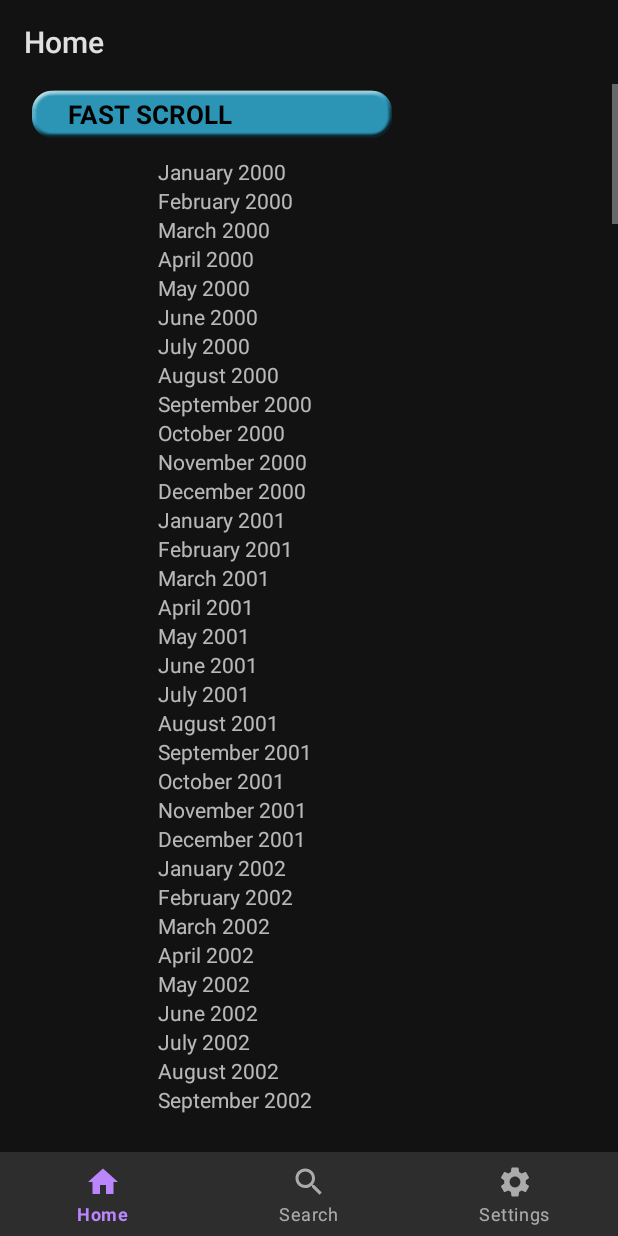
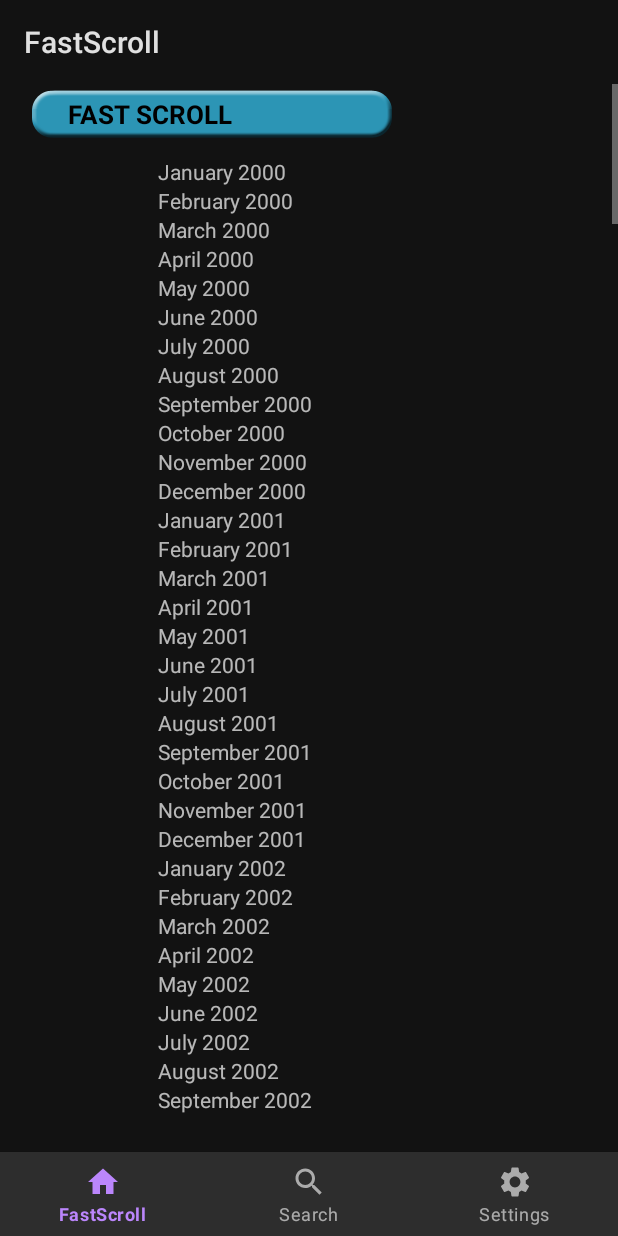
Before and after one commit to jimandreas/SearchViewBottomNav, an Android app: the FastscrollFragment screen opened through its navigation route, on a phone screen of 412 x 824 dp. Run offline under Robolectric (Android 15) with nearby library versions, the phone set to English and light mode, and no system bars; our stand-ins replace Timber, androidx.preference, navigation-ui.

Commit message:
fastscroll bits and pieces

```diff
--- /dev/null
+++ b/app/src/main/java/com/example/searchviewbottomnav/ui/fastscroll/FastscrollBubble.kt
@@ -0,0 +1,40 @@
+/*
+ *  Copyright 2020 James Andreas
+ *  Licensed under the Apache License, Version 2.0 (the "License");
+ *  you may not use this file except in compliance with the License.
+ *  You may obtain a copy of the License at
+ *       http://www.apache.org/licenses/LICENSE-2.0
+ *  Unless required by applicable law or agreed to in writing, software
+ *  distributed under the License is distributed on an "AS IS" BASIS,
+ *  WITHOUT WARRANTIES OR CONDITIONS OF ANY KIND, either express or implied.
+ *  See the License for the specific language governing permissions and
+ *  limitations under the License
+ */
+
+package com.example.searchviewbottomnav.ui.fastscroll
+
+import androidx.recyclerview.widget.RecyclerView
+import timber.log.Timber
+
+class FastscrollBubble(
+    private val recyclerView: RecyclerView) {
+
+    fun setup() {
+        val l = Listener()
+        recyclerView.addOnScrollListener(l)
+    }
+
+
+    private class Listener : RecyclerView.OnScrollListener() {
+        override fun onScrollStateChanged(recyclerView: RecyclerView, newState: Int) {
+            super.onScrollStateChanged(recyclerView, newState)
+            Timber.v("OnScrollChanged")
+        }
+
+        override fun onScrolled(recyclerView: RecyclerView, dx: Int, dy: Int) {
+            super.onScrolled(recyclerView, dx, dy)
+            Timber.v("OnScrolled")
+        }
+    }
+
+}
--- a/app/src/main/java/com/example/searchviewbottomnav/ui/home/HomeFragment.kt
+++ b/app/src/main/java/com/example/searchviewbottomnav/ui/fastscroll/FastscrollFragment.kt
@@ -13,10 +13,9 @@
 
 @file:Suppress("RedundantSamConstructor", "UnnecessaryVariable")
 
-package com.example.searchviewbottomnav.ui.home
+package com.example.searchviewbottomnav.ui.fastscroll
 
 import android.content.Context
-import android.content.Intent
 import android.os.Bundle
 import android.text.Html
 import android.util.TypedValue
@@ -29,15 +28,13 @@ import androidx.fragment.app.Fragment
 import androidx.lifecycle.ViewModelProvider
 import androidx.recyclerview.widget.LinearLayoutManager
 import androidx.recyclerview.widget.RecyclerView
-import com.bumptech.glide.Glide
 import com.example.searchviewbottomnav.R
 import com.example.searchviewbottomnav.util.generateMonthList
 import com.example.searchviewbottomnav.util.monthStringByKey
-import timber.log.Timber
 
-class HomeFragment : Fragment() {
+class FastscrollFragment : Fragment() {
 
-    private lateinit var homeViewModel: HomeViewModel
+    private lateinit var fastscrollViewModel: FastscrollViewModel
     private lateinit var recyclerView : RecyclerView
 
     override fun onCreateView(
@@ -45,8 +42,8 @@ class HomeFragment : Fragment() {
             container: ViewGroup?,
             savedInstanceState: Bundle?
     ): View? {
-        homeViewModel =
-                ViewModelProvider(this).get(HomeViewModel::class.java)
+        fastscrollViewModel =
+                ViewModelProvider(this).get(FastscrollViewModel::class.java)
         val root = inflater.inflate(R.layout.fragment_home, container, false)
 //        val textView: TextView = root.findViewById(R.id.text_home)
 //        homeViewModel.text.observe(viewLifecycleOwner, Observer {
@@ -61,6 +58,9 @@ class HomeFragment : Fragment() {
         recyclerView.adapter = adapter
 
         //fast_scroll_recyclerview
+
+        val foo = FastscrollBubble(recyclerView)
+        foo.setup()
         return root
     }
 
--- /dev/null
+++ b/app/src/main/java/com/example/searchviewbottomnav/ui/fastscroll/FastscrollViewModel.kt
@@ -0,0 +1,26 @@
+/*
+ *  Copyright 2020 James Andreas
+ *  Licensed under the Apache License, Version 2.0 (the "License");
+ *  you may not use this file except in compliance with the License.
+ *  You may obtain a copy of the License at
+ *       http://www.apache.org/licenses/LICENSE-2.0
+ *  Unless required by applicable law or agreed to in writing, software
+ *  distributed under the License is distributed on an "AS IS" BASIS,
+ *  WITHOUT WARRANTIES OR CONDITIONS OF ANY KIND, either express or implied.
+ *  See the License for the specific language governing permissions and
+ *  limitations under the License
+ */
+
+package com.example.searchviewbottomnav.ui.fastscroll
+
+import androidx.lifecycle.LiveData
+import androidx.lifecycle.MutableLiveData
+import androidx.lifecycle.ViewModel
+
+class FastscrollViewModel : ViewModel() {
+
+    private val _text = MutableLiveData<String>().apply {
+        value = "This is the fastscroll Fragment"
+    }
+    val text: LiveData<String> = _text
+}
--- a/app/src/main/java/com/example/searchviewbottomnav/ui/home/HomeViewModel.kt
+++ /dev/null
@@ -1,13 +0,0 @@
-package com.example.searchviewbottomnav.ui.home
-
-import androidx.lifecycle.LiveData
-import androidx.lifecycle.MutableLiveData
-import androidx.lifecycle.ViewModel
-
-class HomeViewModel : ViewModel() {
-
-    private val _text = MutableLiveData<String>().apply {
-        value = "This is the home Fragment"
-    }
-    val text: LiveData<String> = _text
-}
--- a/app/src/main/res/layout/fragment_home.xml
+++ b/app/src/main/res/layout/fragment_home.xml
@@ -17,7 +17,7 @@
     xmlns:tools="http://schemas.android.com/tools"
     android:layout_width="match_parent"
     android:layout_height="match_parent"
-    tools:context=".ui.home.HomeFragment">
+    tools:context=".ui.fastscroll.FastscrollFragment">
 
 <!--    <TextView-->
 <!--        android:id="@+id/text_home"-->
--- a/app/src/main/res/navigation/mobile_navigation.xml
+++ b/app/src/main/res/navigation/mobile_navigation.xml
@@ -1,4 +1,17 @@
 <?xml version="1.0" encoding="utf-8"?>
+<!--
+  ~  Copyright 2020 James Andreas
+  ~  Licensed under the Apache License, Version 2.0 (the "License");
+  ~  you may not use this file except in compliance with the License.
+  ~  You may obtain a copy of the License at
+  ~       http://www.apache.org/licenses/LICENSE-2.0
+  ~  Unless required by applicable law or agreed to in writing, software
+  ~  distributed under the License is distributed on an "AS IS" BASIS,
+  ~  WITHOUT WARRANTIES OR CONDITIONS OF ANY KIND, either express or implied.
+  ~  See the License for the specific language governing permissions and
+  ~  limitations under the License
+  -->
+
 <navigation xmlns:android="http://schemas.android.com/apk/res/android"
     xmlns:app="http://schemas.android.com/apk/res-auto"
     xmlns:tools="http://schemas.android.com/tools"
@@ -7,7 +20,7 @@
 
     <fragment
         android:id="@+id/navigation_home"
-        android:name="com.example.searchviewbottomnav.ui.home.HomeFragment"
+        android:name="com.example.searchviewbottomnav.ui.fastscroll.FastscrollFragment"
         android:label="@string/title_home"
         tools:layout="@layout/fragment_home" />
 
--- a/app/src/main/res/values/strings.xml
+++ b/app/src/main/res/values/strings.xml
@@ -1,8 +1,21 @@
+<!--
+  ~  Copyright 2020 James Andreas
+  ~  Licensed under the Apache License, Version 2.0 (the "License");
+  ~  you may not use this file except in compliance with the License.
+  ~  You may obtain a copy of the License at
+  ~       http://www.apache.org/licenses/LICENSE-2.0
+  ~  Unless required by applicable law or agreed to in writing, software
+  ~  distributed under the License is distributed on an "AS IS" BASIS,
+  ~  WITHOUT WARRANTIES OR CONDITIONS OF ANY KIND, either express or implied.
+  ~  See the License for the specific language governing permissions and
+  ~  limitations under the License
+  -->
+
 <resources>
 
     <string name="app_name">Search View</string>
     <string name="app_title">Search View with Bottom Navigation</string>
-    <string name="title_home">Home</string>
+    <string name="title_home">FastScroll</string>
     <string name="title_search">Search</string>
     <string name="title_settings">Settings</string>
 
```
